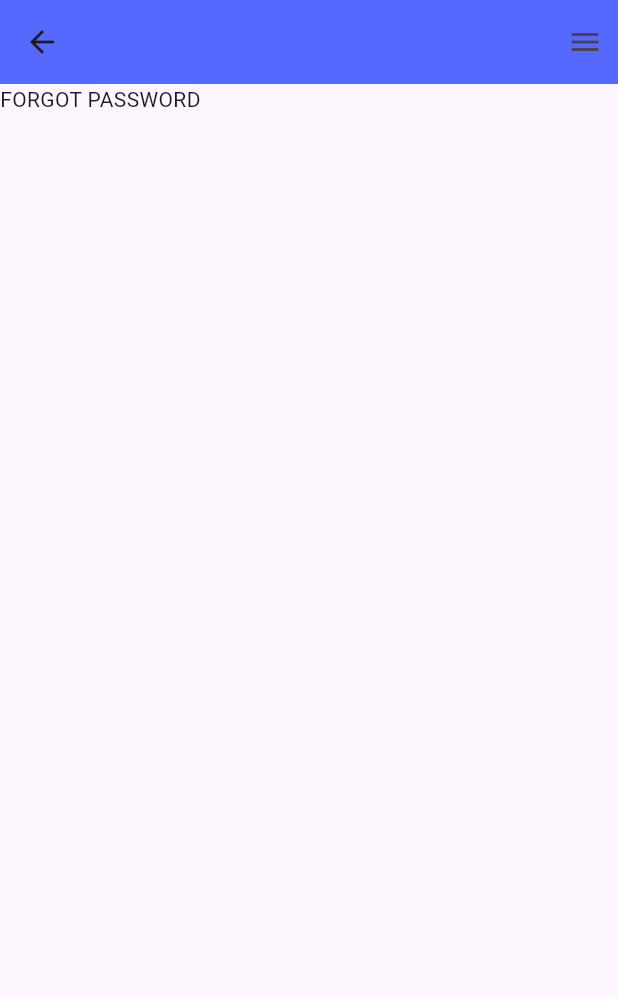
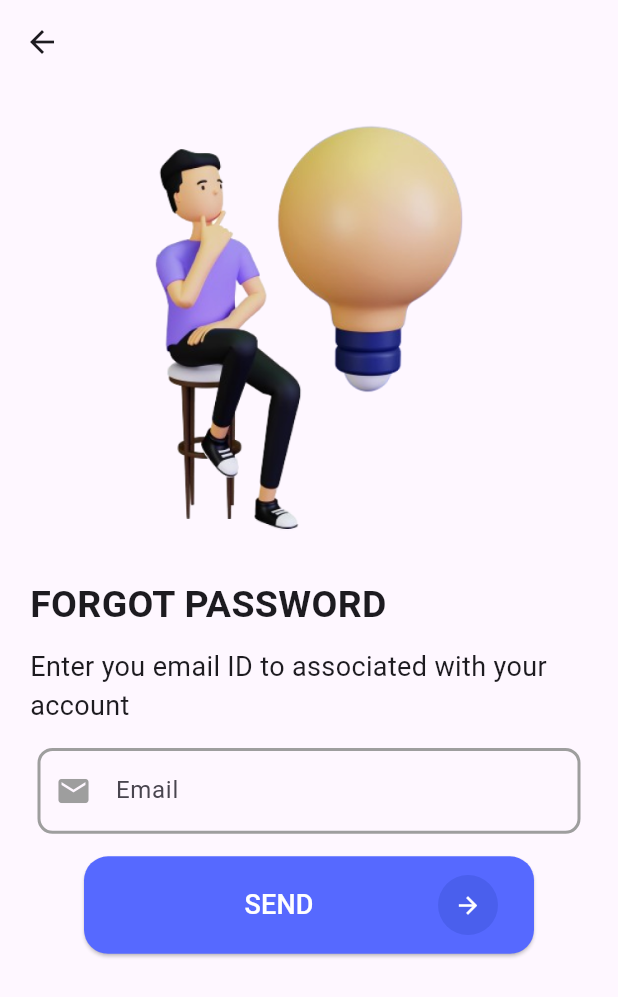
Before and after one commit to shisath/winngoo, a Flutter app: the ForgotPasswordScreen screen opened directly, on a phone screen of 412 x 824 dp. Shown: the top 997 px of the screen. Run offline on Flutter 3.47's test engine with Material 3 defaults, Android fonts, the light colour scheme and no system bars; our stand-ins replace get, pin_code_fields, velocity_x.

Commit message:
Forgot password screen
creaqte ui for Forgot password screen

```diff
--- a/lib/common_file/getXcontroller.dart
+++ b/lib/common_file/getXcontroller.dart
@@ -1,6 +1,7 @@
 import 'package:get/get.dart';
 
 import '../addEvent/addEvent_controller.dart';
+import '../forgotPassword/forgot_password_controller.dart';
 import '../home/home_controller.dart';
 import '../otp/otp_controller.dart';
 import '../resetPassword/reset_password_controller.dart';
@@ -12,6 +13,7 @@ final signInController = Get.put(SignInController());
 final signUpController = Get.put(SignUpController());
 final otpController = Get.put(OtpController());
 final resetPasswordController = Get.put(ResetPasswordController());
+final forgotPasswordController = Get.put(ForgotPasswordController());
 final homeController = Get.put(HomeController());
 final addEventController = Get.put(AddEventController());
 final sheduleDateTimeController = Get.put(SheduleDateTimeController());
--- a/lib/common_file/images.dart
+++ b/lib/common_file/images.dart
@@ -1,3 +1,5 @@
 var googlePng = "assets/google.png";
 var fbPng = "assets/fb.png";
 var winngoo = "assets/winngoo_logo.png";
+var loginPng = "assets/login.png";
+var forgotPasswordPng = "assets/forgot_password.png";
--- a/lib/common_file/router.dart
+++ b/lib/common_file/router.dart
@@ -2,6 +2,7 @@ import 'package:get/get_navigation/src/routes/get_route.dart';
 import 'package:get/get_navigation/src/routes/transitions_type.dart';
 
 import '../addEvent/addEvent_Screen.dart';
+import '../forgotPassword/forgot_password_screen.dart';
 import '../home/home_screen.dart';
 import '../otp/otp_screen.dart';
 import '../resetPassword/reset_password_screen.dart';
@@ -31,6 +32,11 @@ final routes = [
     transition: Transition.fadeIn,
   ),
   GetPage(
+    name: '/forgotPassword',
+    page: () => const ForgotPasswordScreen(),
+    transition: Transition.fadeIn,
+  ),
+  GetPage(
     name: '/homeScreen',
     page: () => const HomeScreen(),
     transition: Transition.fadeIn,
--- a/lib/forgotPassword/forgot_password_Widget.dart
+++ b/lib/forgotPassword/forgot_password_Widget.dart
@@ -0,0 +1,51 @@
+import 'package:flutter/material.dart';
+import 'package:winggoo/common_file/functions.dart';
+
+import '../common_file/getXcontroller.dart';
+import '../common_file/widgets.dart';
+
+Widget forgotPasswordWidget() {
+  return Padding(
+    padding: EdgeInsets.symmetric(horizontal: 20),
+    child: Column(
+      crossAxisAlignment: CrossAxisAlignment.start,
+      children: [
+        Text(
+          "FORGOT PASSWORD",
+          style: TextStyle(fontWeight: FontWeight.w600, fontSize: headingSize),
+        ),
+        const SizedBox(
+          height: 10,
+        ),
+        Text(
+          "Enter you email ID to associated with your account",
+          style: TextStyle(fontSize: contentSize),
+        ),
+        const SizedBox(
+          height: 10,
+        ),
+        textField(
+            label: "Email",
+            hint: "Eg.winngoo@gmail.com",
+            prefixIcon: const Icon(
+              Icons.mail,
+              color: Colors.grey,
+            ),
+            validate: (value) {
+              if (value == null || value.isEmpty) {
+                return "Gmail can't be empty";
+              } else {
+                return null;
+              }
+            },
+            controller: forgotPasswordController.emailController,
+            focusNode: forgotPasswordController.emailFocusNode,
+            onFieldSubmited: (val) {}),
+        const SizedBox(
+          height: 10,
+        ),
+        buttonWidget(onPress: () {}, text: "SEND")
+      ],
+    ),
+  );
+}
--- a/lib/forgotPassword/forgot_password_controller.dart
+++ b/lib/forgotPassword/forgot_password_controller.dart
@@ -3,4 +3,5 @@ import 'package:get/get.dart';
 
 class ForgotPasswordController extends GetxController {
   TextEditingController emailController = TextEditingController();
+  final emailFocusNode = FocusNode();
 }
--- a/lib/forgotPassword/forgot_password_screen.dart
+++ b/lib/forgotPassword/forgot_password_screen.dart
@@ -1,6 +1,7 @@
 import 'package:flutter/material.dart';
+import 'package:winggoo/common_file/images.dart';
 
-import '../common_file/functions.dart';
+import 'forgot_password_Widget.dart';
 
 class ForgotPasswordScreen extends StatelessWidget {
   const ForgotPasswordScreen({super.key});
@@ -8,20 +9,19 @@ class ForgotPasswordScreen extends StatelessWidget {
   @override
   Widget build(BuildContext context) {
     return Scaffold(
-      appBar: AppBar(
-        backgroundColor: primaryColor,
-        actions: [
-          GestureDetector(
-            child: const Icon(Icons.menu),
-          ),
-          const SizedBox(
-            width: 10,
-          )
-        ],
-      ),
-      body: const SingleChildScrollView(
+      appBar: AppBar(),
+      body: SingleChildScrollView(
         child: Column(
-          children: [Text("FORGOT PASSWORD")],
+          crossAxisAlignment: CrossAxisAlignment.start,
+          children: [
+            Center(
+              child: Image.asset(
+                forgotPasswordPng,
+                height: MediaQuery.sizeOf(context).height * 0.4,
+              ),
+            ),
+            forgotPasswordWidget()
+          ],
         ),
       ),
     );
--- a/lib/signIn/sign_in_screen.dart
+++ b/lib/signIn/sign_in_screen.dart
@@ -2,6 +2,7 @@ import 'package:flutter/material.dart';
 import 'package:winggoo/common_file/functions.dart';
 import 'package:winggoo/signIn/sign_in_widget.dart';
 
+import '../common_file/images.dart';
 import '../common_file/widgets.dart';
 
 class SignInScreen extends StatelessWidget {
@@ -17,7 +18,7 @@ class SignInScreen extends StatelessWidget {
           mainAxisAlignment: MainAxisAlignment.center,
           children: [
             // logo(),
-            headingContainer(widget: Image.asset("assets/login.png")),
+            headingContainer(widget: Image.asset(loginPng)),
             const SizedBox(
               height: 20,
             ),
--- a/lib/signIn/sign_in_widget.dart
+++ b/lib/signIn/sign_in_widget.dart
@@ -106,7 +106,8 @@ signInWidget() {
                 style: TextStyle(
                     fontSize: contentSize - 3, fontWeight: FontWeight.w600),
               ).onTap(() {
-                signInController.forgotPassword();
+                Get.toNamed("/forgotPassword");
+                // signInController.forgotPassword();
                 // Get.toNamed("/otp");
               }),
             ),
--- a/lib/signup/signup_widget.dart
+++ b/lib/signup/signup_widget.dart
@@ -291,9 +291,7 @@ signUpWidget() {
                 'Privacy policy & Accept terms and conditions',
                 style: TextStyle(
                     color: primaryColor, decoration: TextDecoration.underline),
-              ).onTap(() {
-                print("sdssd");
-              }),
+              ).onTap(() {}),
               value: signUpController.isChecked.value,
               onChanged: (bool? value) {
                 signUpController.isChecked.value =
```
Also changed, not shown: assets/forgot_password.png (added).
